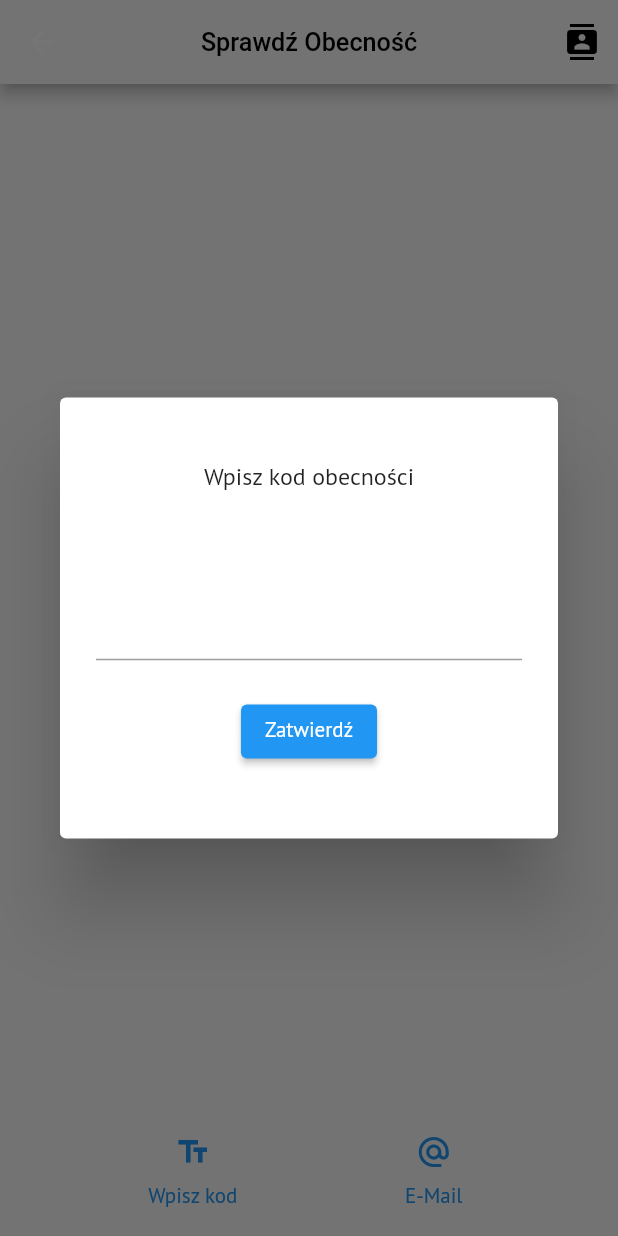
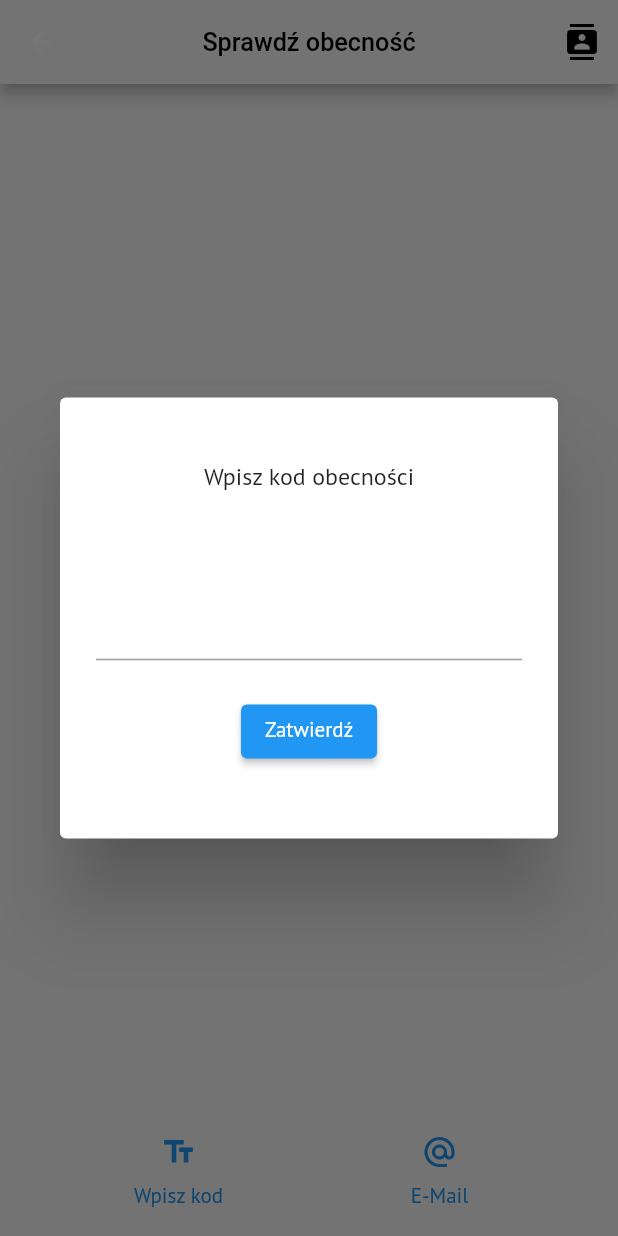
Before and after one commit to rtrydev/bitad_staff, a Flutter app: the Attendance screen opened by its route, after a tap on "Wpisz kod", on a phone screen of 412 x 824 dp. Run offline on Flutter 3.47's test engine with Material 2 defaults, Android fonts, the phone set to English and light mode, and no system bars; our stand-ins replace dio, flutter_svg, retrofit, shared_preferences; missing offline and left inert: qr_mobile_vision; accounts and stored records are empty; generated files the repository leaves out were written again.

Commit message:
wieksze przyciski

```diff
--- a/lib/screens/attendance.dart
+++ b/lib/screens/attendance.dart
@@ -20,7 +20,7 @@ class Attendance extends StatelessWidget {
         backgroundColor: backgroundColor,
         centerTitle: true,
         title: const Text(
-            'Sprawdź Obecność',
+            'Sprawdź obecność',
           textScaleFactor: 1.2,
           style: TextStyle(fontWeight: FontWeight.w500),
         ),
--- a/lib/widgets/qr_view.dart
+++ b/lib/widgets/qr_view.dart
@@ -195,12 +195,15 @@ class _QRViewAttendanceState extends State<QRViewAttendance> {
         )
     );
 
-    final buttonSection = Row(
-      mainAxisAlignment: MainAxisAlignment.spaceEvenly,
-      children: [
-        textButton,
-        emailButton
-      ],
+    final buttonSection = Padding(
+      padding: EdgeInsets.only(left: 32, right: 32),
+      child: Row(
+        mainAxisAlignment: MainAxisAlignment.spaceEvenly,
+        children: [
+          Expanded(child: textButton),
+          Expanded(child: emailButton)
+        ],
+      ),
     );
 
     return Column(
```
